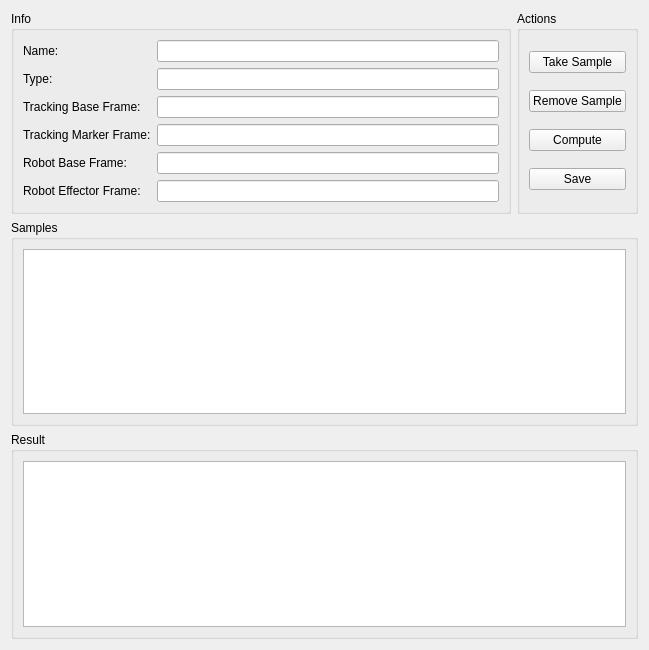
Old version of the form rqt_easy_handeye/resource/rqt_handeye.ui in the repository IFL-CAMP/easy_handeye.
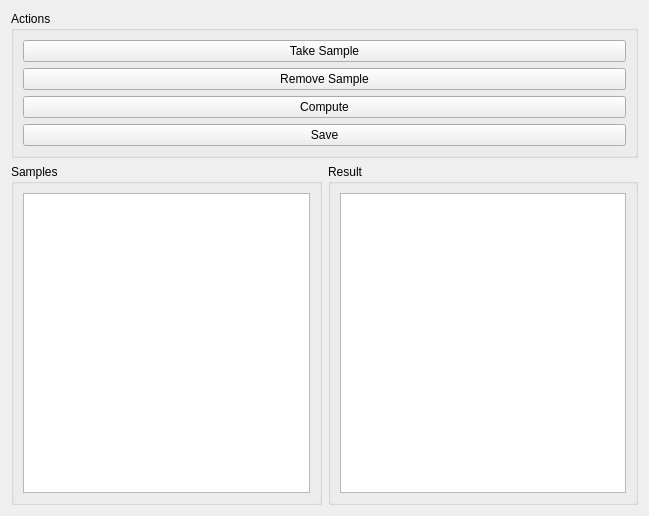
New version of the form.

What changed in the file:
```diff
--- a/rqt_easy_handeye/resource/rqt_handeye.ui
+++ b/rqt_easy_handeye/resource/rqt_handeye.ui
@@ -7,7 +7,7 @@
     <x>0</x>
     <y>0</y>
     <width>649</width>
-    <height>650</height>
+    <height>516</height>
    </rect>
   </property>
   <property name="windowTitle">
@@ -15,76 +15,7 @@
   </property>
   <layout class="QVBoxLayout" name="verticalLayout">
    <item>
-    <layout class="QHBoxLayout" name="horizontalLayout_2">
-     <item>
-      <widget class="QGroupBox" name="groupBox_4">
-       <property name="title">
-        <string>Info</string>
-       </property>
-       <layout class="QFormLayout" name="formLayout">
-        <item row="1" column="0">
-         <widget class="QLabel" name="label">
-          <property name="text">
-           <string>Name:</string>
-          </property>
-         </widget>
-        </item>
-        <item row="3" column="0">
-         <widget class="QLabel" name="label_2">
-          <property name="text">
-           <string>Type:</string>
-          </property>
-         </widget>
-        </item>
-        <item row="5" column="0">
-         <widget class="QLabel" name="label_3">
-          <property name="text">
-           <string>Tracking Base Frame:</string>
-          </property>
-         </widget>
-        </item>
-        <item row="7" column="0">
-         <widget class="QLabel" name="trackingMarkerFrameLabel_2">
-          <property name="text">
-           <string>Tracking Marker Frame:</string>
-          </property>
-         </widget>
-        </item>
-        <item row="1" column="1">
-         <widget class="QLineEdit" name="calibNameLineEdit"/>
-        </item>
-        <item row="3" column="1">
-         <widget class="QLineEdit" name="calibTypeLineEdit"/>
-        </item>
-        <item row="5" column="1">
-         <widget class="QLineEdit" name="trackingBaseFrameLineEdit"/>
-        </item>
-        <item row="7" column="1">
-         <widget class="QLineEdit" name="trackingMarkerFrameLineEdit"/>
-        </item>
-        <item row="8" column="0">
-         <widget class="QLabel" name="robotFrameLabel_3">
-          <property name="text">
-           <string>Robot Base Frame:</string>
-          </property>
-         </widget>
-        </item>
-        <item row="8" column="1">
-         <widget class="QLineEdit" name="robotBaseFrameLineEdit"/>
-        </item>
-        <item row="9" column="0">
-         <widget class="QLabel" name="robotFrameLabel">
-          <property name="text">
-           <string>Robot Effector Frame:</string>
-          </property>
-         </widget>
-        </item>
-        <item row="9" column="1">
-         <widget class="QLineEdit" name="robotEffectorFrameLineEdit"/>
-        </item>
-       </layout>
-      </widget>
-     </item>
+    <layout class="QHBoxLayout" name="horizontalLayout_infoAndActions">
      <item>
       <widget class="QGroupBox" name="groupBox_3">
        <property name="title">
@@ -125,6 +56,8 @@
     </layout>
    </item>
    <item>
+    <layout class="QHBoxLayout" name="horizontalLayout">
+     <item>
     <widget class="QGroupBox" name="groupBox">
      <property name="title">
       <string>Samples</string>
@@ -147,6 +80,8 @@
       </item>
      </layout>
     </widget>
+     </item>
+    </layout>
    </item>
   </layout>
  </widget>
```
Lines whose indentation alone changed are shown as unchanged.
